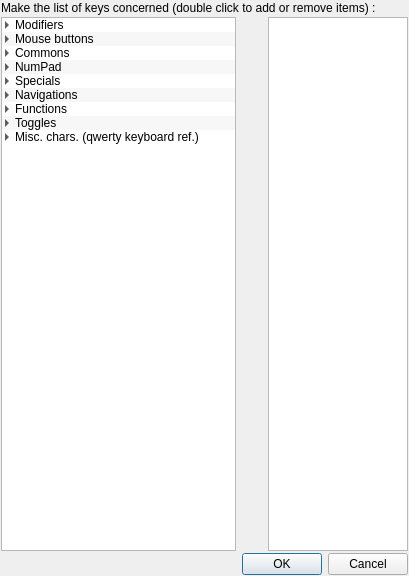
Above: ui/KeysSelectorDialog.ui from AmirHammouteneEI/ScheduledPasteAndKeys before the change. Below: the same form after it.
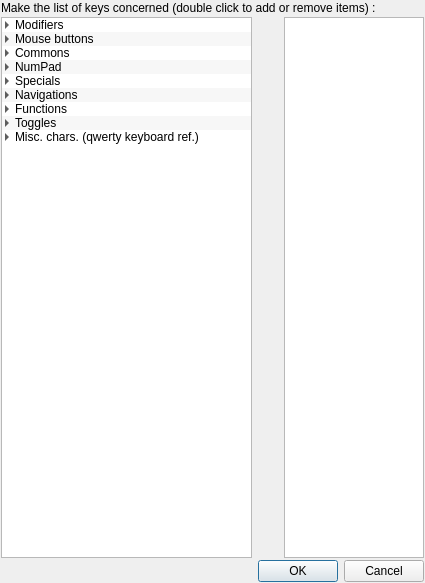
That is the form after the change.

```diff
--- a/ui/KeysSelectorDialog.ui
+++ b/ui/KeysSelectorDialog.ui
@@ -9,8 +9,8 @@
    <rect>
     <x>0</x>
     <y>0</y>
-    <width>409</width>
-    <height>576</height>
+    <width>425</width>
+    <height>583</height>
    </rect>
   </property>
   <property name="windowTitle">
```
